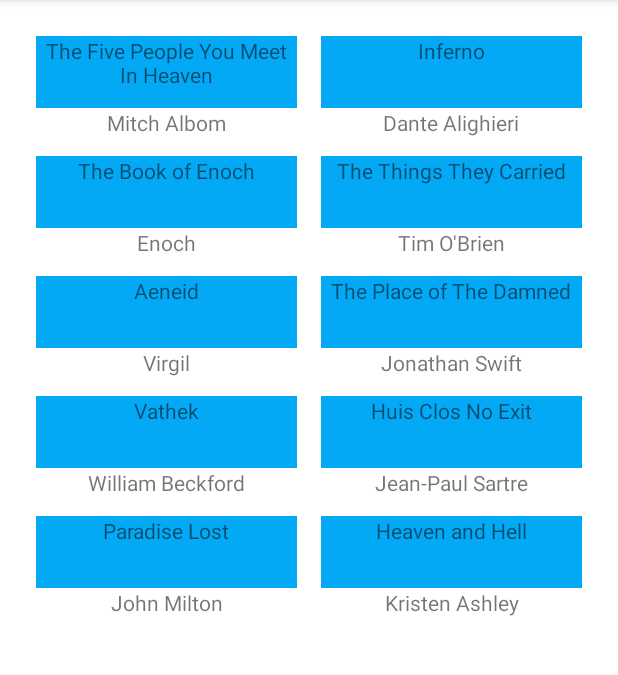
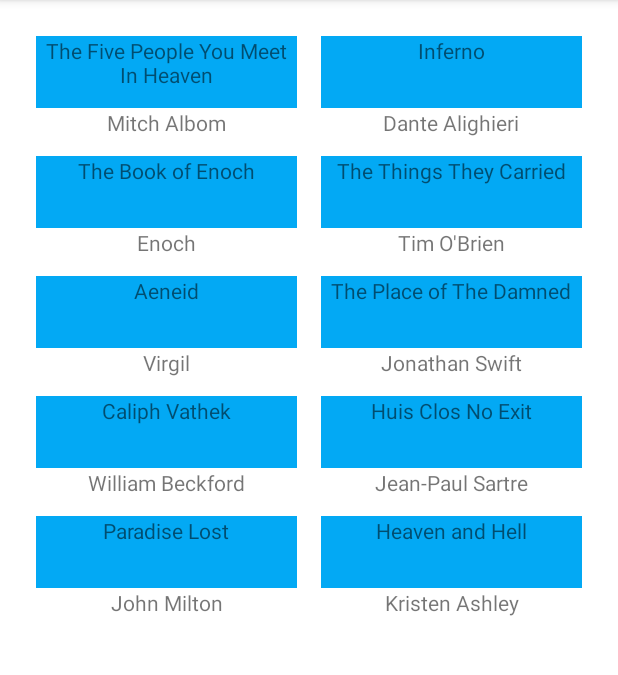
Before and after one commit to JC-127/AudioBB, an Android app: the screen it shows after launch (MainActivity), on a phone screen of 412 x 824 dp, the part 84-759 px from its top. Run offline under Robolectric (Android 15) with nearby library versions, the phone set to English and light mode, and no system bars.

Commit message:
It's all done, but there is a resource compilation fail

```diff
--- a/app/src/main/java/edu/temple/audiobb/DetailsFragment.kt
+++ b/app/src/main/java/edu/temple/audiobb/DetailsFragment.kt
@@ -1,4 +1,5 @@
 package edu.temple.audiobb
+
 
 import android.os.Bundle
 import androidx.fragment.app.Fragment
@@ -8,45 +9,28 @@ import android.view.ViewGroup
 import android.widget.TextView
 import androidx.lifecycle.ViewModelProvider
 
-private const val ARG_PARAM1 = "param1"
-private const val ARG_PARAM2 = "param2"
-
 class DetailsFragment : Fragment() {
 
     lateinit var layout: View
     lateinit var name: TextView
     lateinit var author: TextView
 
-    private var param1: String? = null
-    private var param2: String? = null
+    companion object {
+        @JvmStatic
+        fun newInstance() = DetailsFragment()
+    }
 
     override fun onCreate(savedInstanceState: Bundle?) {
         super.onCreate(savedInstanceState)
-        /*
-        arguments?.let {
-            param1 = it.getString(ARG_PARAM1)
-            param2 = it.getString(ARG_PARAM2)
-        }
-
-         */
     }
 
     override fun onCreateView(
         inflater: LayoutInflater, container: ViewGroup?,
         savedInstanceState: Bundle?
-    ): View? {
+    ): View {
         // Inflate the layout for this fragment
         layout = inflater.inflate(R.layout.fragment_details, container, false)
         return layout
-        /*
-        val view = inflater.inflate(R.layout.fragment_details, container, false)
-        val title = view.findViewById<TextView>(R.id.titleViewDet)
-        val author = view.findViewById<TextView>(R.id.authorViewDet)
-        title.text = param1
-        author.text = param2
-        return view
-
-         */
     }
 
     override fun onViewCreated(view: View, savedInstanceState: Bundle?) {
@@ -62,7 +46,6 @@ class DetailsFragment : Fragment() {
 
     }
 
-
     private fun updateLabels() {
         val book = ViewModelProvider(requireActivity())
             .get(bViewModel::class.java)
@@ -72,21 +55,4 @@ class DetailsFragment : Fragment() {
         author.text = book.value?.author
     }
 
-    companion object {
-        @JvmStatic
-        fun newInstance() = DetailsFragment()
-
-        /*
-        fun newInstance(param1: String, param2: String) =
-            DetailsFragment().apply {
-                arguments = Bundle().apply {
-                    putString(ARG_PARAM1, param1)
-                    putString(ARG_PARAM2, param2)
-                }
-            }
-
-         */
-    }
-
-
 }
--- a/app/src/main/java/edu/temple/audiobb/ListFragment.kt
+++ b/app/src/main/java/edu/temple/audiobb/ListFragment.kt
@@ -5,29 +5,22 @@ import androidx.fragment.app.Fragment
 import android.view.LayoutInflater
 import android.view.View
 import android.view.ViewGroup
-import android.widget.TextView
 import androidx.lifecycle.ViewModelProvider
 import androidx.recyclerview.widget.GridLayoutManager
-import androidx.recyclerview.widget.LinearLayoutManager
 import androidx.recyclerview.widget.RecyclerView
 
-// TODO: Rename parameter arguments, choose names that match
-// the fragment initialization parameters, e.g. ARG_ITEM_NUMBER
-private const val ARG_PARAM1 = "param1"
-private const val ARG_PARAM2 = "param2"
-
-class ListFragment : Fragment() {
+class ListFragment() : Fragment() {
 
     lateinit var bList: BookList
     lateinit var layout: View
-    lateinit var bListView: RecyclerView
+    lateinit var bkListView: RecyclerView
 
     companion object {
         @JvmStatic
-        fun newInstance(bkList: BookList): ListFragment {
+        fun newInstance(_bookList: BookList): ListFragment {
 
             val frag = ListFragment().apply {
-                bList = bkList
+                bList = _bookList
                 arguments = Bundle().apply {
                     putSerializable("bookList", bList)
                 }
@@ -60,12 +53,12 @@ class ListFragment : Fragment() {
     override fun onViewCreated(view: View, savedInstanceState: Bundle?) {
         super.onViewCreated(view, savedInstanceState)
 
-        bListView = layout.findViewById(R.id.recView)
-        bListView.layoutManager = GridLayoutManager(requireContext(), 2)
+        bkListView = layout.findViewById(R.id.recView)
+        bkListView.layoutManager = GridLayoutManager(requireContext(), 2)
         val adapter = bookAdapter(requireContext(), bList) {
-            updateModel(bListView.getChildAdapterPosition(it))
+            updateModel(bkListView.getChildAdapterPosition(it))
         }
-        bListView.adapter = adapter
+        bkListView.adapter = adapter
     }
 
     private fun updateModel(index: Int) {
--- a/app/src/main/java/edu/temple/audiobb/MainActivity.kt
+++ b/app/src/main/java/edu/temple/audiobb/MainActivity.kt
@@ -4,6 +4,7 @@ import androidx.appcompat.app.AppCompatActivity
 import android.os.Bundle
 import androidx.fragment.app.FragmentContainerView
 import androidx.lifecycle.ViewModelProvider
+import edu.temple.audiobb.ListFragment.Companion.newInstance
 
 class MainActivity : AppCompatActivity(), ListFragment.DoubleLayout {
 
--- /dev/null
+++ b/app/src/main/res/layout-land/activity_main.xml
@@ -0,0 +1,34 @@
+<?xml version="1.0" encoding="utf-8"?>
+<androidx.constraintlayout.widget.ConstraintLayout xmlns:android="http://schemas.android.com/apk/res/android"
+    xmlns:app="http://schemas.android.com/apk/res-auto"
+    xmlns:tools="http://schemas.android.com/tools"
+    android:layout_width="match_parent"
+    android:layout_height="match_parent">
+
+    <androidx.fragment.app.FragmentContainerView
+        android:id="@+id/fragmentContainerView1"
+        android:layout_width="256dp"
+        android:layout_height="0dp"
+        android:layout_marginStart="8dp"
+        android:layout_marginTop="8dp"
+        android:layout_marginEnd="8dp"
+        android:layout_marginBottom="8dp"
+        app:layout_constraintBottom_toBottomOf="parent"
+        app:layout_constraintEnd_toEndOf="parent"
+        app:layout_constraintHorizontal_bias="0.0"
+        app:layout_constraintStart_toStartOf="parent"
+        app:layout_constraintTop_toTopOf="parent" />
+
+    <androidx.fragment.app.FragmentContainerView
+        android:id="@+id/fragmentContainerView2"
+        android:layout_width="0dp"
+        android:layout_height="0dp"
+        android:layout_marginStart="8dp"
+        android:layout_marginTop="8dp"
+        android:layout_marginEnd="8dp"
+        android:layout_marginBottom="8dp"
+        app:layout_constraintBottom_toBottomOf="parent"
+        app:layout_constraintEnd_toEndOf="parent"
+        app:layout_constraintStart_toEndOf="@+id/fragmentContainerView1"
+        app:layout_constraintTop_toTopOf="parent" />
+</androidx.constraintlayout.widget.ConstraintLayout>
--- /dev/null
+++ b/app/src/main/res/layout-large-land/activity_main.xml
@@ -0,0 +1,33 @@
+<?xml version="1.0" encoding="utf-8"?>
+<androidx.constraintlayout.widget.ConstraintLayout xmlns:android="http://schemas.android.com/apk/res/android"
+    xmlns:app="http://schemas.android.com/apk/res-auto"
+    xmlns:tools="http://schemas.android.com/tools"
+    android:layout_width="match_parent"
+    android:layout_height="match_parent">
+
+    <androidx.fragment.app.FragmentContainerView
+        android:id="@+id/fragmentContainerView1"
+        android:layout_width="0dp"
+        android:layout_height="0dp"
+        android:layout_marginStart="4dp"
+        android:layout_marginTop="8dp"
+        android:layout_marginEnd="8dp"
+        android:layout_marginBottom="8dp"
+        app:layout_constraintBottom_toBottomOf="parent"
+        app:layout_constraintEnd_toStartOf="@+id/fragmentContainerView2"
+        app:layout_constraintStart_toStartOf="parent"
+        app:layout_constraintTop_toTopOf="parent" />
+
+    <androidx.fragment.app.FragmentContainerView
+        android:id="@+id/fragmentContainerView2"
+        android:layout_width="0dp"
+        android:layout_height="0dp"
+        android:layout_marginStart="4dp"
+        android:layout_marginTop="8dp"
+        android:layout_marginEnd="8dp"
+        android:layout_marginBottom="8dp"
+        app:layout_constraintBottom_toBottomOf="parent"
+        app:layout_constraintEnd_toEndOf="parent"
+        app:layout_constraintStart_toEndOf="@+id/fragmentContainerView1"
+        app:layout_constraintTop_toTopOf="parent" />
+</androidx.constraintlayout.widget.ConstraintLayout>
--- /dev/null
+++ b/app/src/main/res/layout-large/activity_main.xml
@@ -0,0 +1,33 @@
+<?xml version="1.0" encoding="utf-8"?>
+<androidx.constraintlayout.widget.ConstraintLayout xmlns:android="http://schemas.android.com/apk/res/android"
+    xmlns:app="http://schemas.android.com/apk/res-auto"
+    xmlns:tools="http://schemas.android.com/tools"
+    android:layout_width="match_parent"
+    android:layout_height="match_parent">
+
+    <androidx.fragment.app.FragmentContainerView
+        android:id="@+id/fragmentContainerView1"
+        android:layout_width="0dp"
+        android:layout_height="0dp"
+        android:layout_marginStart="8dp"
+        android:layout_marginTop="8dp"
+        android:layout_marginEnd="8dp"
+        android:layout_marginBottom="700dp"
+        app:layout_constraintBottom_toBottomOf="parent"
+        app:layout_constraintEnd_toEndOf="parent"
+        app:layout_constraintStart_toStartOf="parent"
+        app:layout_constraintTop_toTopOf="parent" />
+
+    <androidx.fragment.app.FragmentContainerView
+        android:id="@+id/fragmentContainerView2"
+        android:layout_width="0dp"
+        android:layout_height="0dp"
+        android:layout_marginStart="8dp"
+        android:layout_marginTop="8dp"
+        android:layout_marginEnd="8dp"
+        android:layout_marginBottom="8dp"
+        app:layout_constraintBottom_toBottomOf="parent"
+        app:layout_constraintEnd_toEndOf="parent"
+        app:layout_constraintStart_toStartOf="parent"
+        app:layout_constraintTop_toBottomOf="@+id/fragmentContainerView1" />
+</androidx.constraintlayout.widget.ConstraintLayout>
--- a/app/src/main/res/values/strings.xml
+++ b/app/src/main/res/values/strings.xml
@@ -8,7 +8,7 @@
         <item>The Things They Carried</item>
         <item>Aeneid</item>
         <item>The Place of The Damned</item>
-        <item>Vathek</item>
+        <item>Caliph Vathek</item>
         <item>Huis Clos "No Exit"</item>
         <item>Paradise Lost</item>
         <item>Heaven and Hell</item>
```
